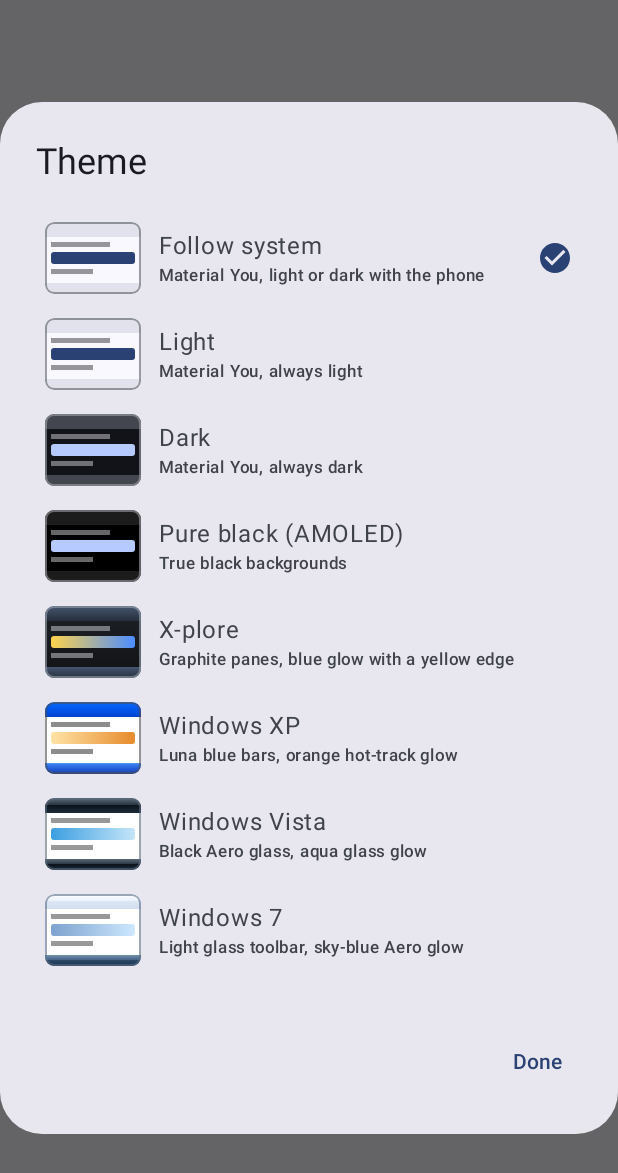
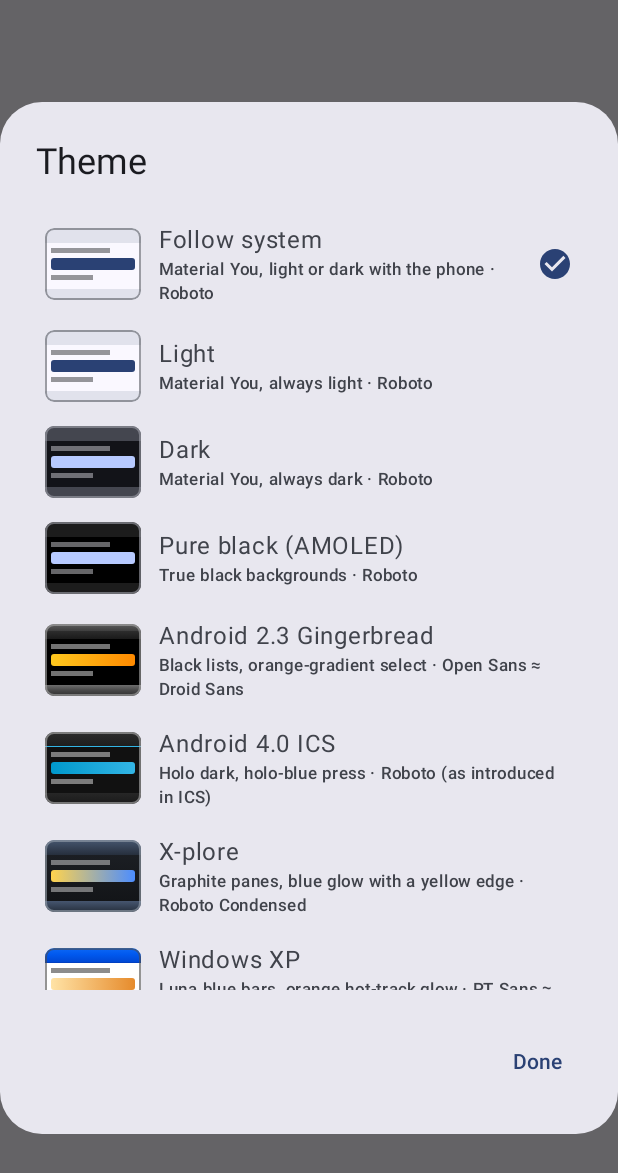
Before and after one commit to gdbismi-cmd/Dualtree, an Android app built with Jetpack Compose: the composable ThemePickerDialog shown on its own in the app's theme, on a phone screen of 412 x 824 dp. Shown: the top 1173 px of the screen. Run offline under Robolectric (Android 15) with nearby library versions, the phone set to English and light mode, and no system bars; 1 statement that could not run was skipped.

Commit message:
Per-theme fonts; add Gingerbread and ICS themes
- Open-licence stand-ins for each OS font, fetched by scripts/fetch-fonts.sh
  and loaded by name so a missing file falls back gracefully
- Android 2.3 Gingerbread skin with orange-gradient selector glow
- Android 4.0 ICS Holo skin with holo-blue press glow
- Theme picker shows each theme's font

Co-Authored-By: Claude Opus 5.5 <noreply@anthropic.com>
Claude-Session: https://claude.ai/code/session_018gB2SvhhjkRoPFKrVkMd1U

```diff
--- /dev/null
+++ b/app/src/main/java/com/example/dualtree/ui/Fonts.kt
@@ -0,0 +1,97 @@
+package com.example.dualtree.ui
+
+import android.annotation.SuppressLint
+import android.content.Context
+import androidx.compose.material3.Typography
+import androidx.compose.ui.text.ExperimentalTextApi
+import androidx.compose.ui.text.font.Font
+import androidx.compose.ui.text.font.FontFamily
+import androidx.compose.ui.text.font.FontVariation
+import androidx.compose.ui.text.font.FontWeight
+
+/**
+ * Open-licence stand-ins for each OS's system font (the originals can't be redistributed).
+ * Files live in res/font (see scripts/fetch-fonts.sh) and are looked up by name, so a
+ * missing file simply falls back to the default font instead of breaking the build.
+ */
+sealed interface FontSpec {
+    data class Static(val regular: String, val bold: String) : FontSpec
+    data class Variable(val res: String) : FontSpec
+    data object SystemSans : FontSpec
+    data object Default : FontSpec
+}
+
+data class ThemeFont(val spec: FontSpec, val name: String)
+
+fun themeFontFor(mode: ThemeMode): ThemeFont = when (mode) {
+    ThemeMode.SYSTEM, ThemeMode.LIGHT, ThemeMode.DARK, ThemeMode.BLACK -> ThemeFont(FontSpec.Default, "Roboto")
+    ThemeMode.ICS -> ThemeFont(FontSpec.SystemSans, "Roboto (as introduced in ICS)")
+    ThemeMode.GINGERBREAD -> ThemeFont(FontSpec.Variable("open_sans"), "Open Sans ≈ Droid Sans")
+    ThemeMode.XPLORE -> ThemeFont(FontSpec.Variable("roboto_condensed"), "Roboto Condensed")
+    ThemeMode.XP -> ThemeFont(FontSpec.Static("pt_sans_regular", "pt_sans_bold"), "PT Sans ≈ Tahoma")
+    ThemeMode.VISTA, ThemeMode.WIN7 -> ThemeFont(FontSpec.Variable("noto_sans"), "Noto Sans ≈ Segoe UI")
+    ThemeMode.IOS1 -> ThemeFont(FontSpec.Variable("arimo"), "Arimo ≈ Helvetica")
+    ThemeMode.IOS -> ThemeFont(FontSpec.Variable("inter"), "Inter ≈ San Francisco")
+    ThemeMode.BLACKBERRY -> ThemeFont(FontSpec.Variable("source_sans_3"), "Source Sans 3 ≈ Slate Pro")
+    ThemeMode.SYMBIAN -> ThemeFont(FontSpec.Static("fira_sans_regular", "fira_sans_bold"), "Fira Sans ≈ Nokia Sans")
+    ThemeMode.SNAPTU -> ThemeFont(FontSpec.Variable("nunito"), "Nunito")
+}
+
+private val cache = HashMap<FontSpec, FontFamily?>()
+
+@SuppressLint("DiscouragedApi")
+@OptIn(ExperimentalTextApi::class)
+fun loadFontFamily(ctx: Context, spec: FontSpec): FontFamily? = synchronized(cache) {
+    cache.getOrPut(spec) {
+        fun id(name: String) = ctx.resources.getIdentifier(name, "font", ctx.packageName)
+        when (spec) {
+            FontSpec.Default -> null
+            FontSpec.SystemSans -> FontFamily.SansSerif
+            is FontSpec.Static -> {
+                val r = id(spec.regular)
+                val b = id(spec.bold)
+                if (r == 0) null else FontFamily(
+                    buildList {
+                        add(Font(r, FontWeight.Normal))
+                        add(Font(if (b != 0) b else r, FontWeight.Bold))
+                    }
+                )
+            }
+            is FontSpec.Variable -> {
+                val v = id(spec.res)
+                if (v == 0) null else FontFamily(
+                    listOf(300, 400, 500, 600, 700).map { w ->
+                        Font(
+                            resId = v,
+                            weight = FontWeight(w),
+                            variationSettings = FontVariation.Settings(FontVariation.weight(w)),
+                        )
+                    }
+                )
+            }
+        }
+    }
+}
+
+/** Material type scale with every style switched to [family]. */
+fun typographyFor(family: FontFamily?): Typography {
+    val t = Typography()
+    if (family == null) return t
+    return t.copy(
+        displayLarge = t.displayLarge.copy(fontFamily = family),
+        displayMedium = t.displayMedium.copy(fontFamily = family),
+        displaySmall = t.displaySmall.copy(fontFamily = family),
+        headlineLarge = t.headlineLarge.copy(fontFamily = family),
+        headlineMedium = t.headlineMedium.copy(fontFamily = family),
+        headlineSmall = t.headlineSmall.copy(fontFamily = family),
+        titleLarge = t.titleLarge.copy(fontFamily = family),
+        titleMedium = t.titleMedium.copy(fontFamily = family),
+        titleSmall = t.titleSmall.copy(fontFamily = family),
+        bodyLarge = t.bodyLarge.copy(fontFamily = family),
+        bodyMedium = t.bodyMedium.copy(fontFamily = family),
+        bodySmall = t.bodySmall.copy(fontFamily = family),
+        labelLarge = t.labelLarge.copy(fontFamily = family),
+        labelMedium = t.labelMedium.copy(fontFamily = family),
+        labelSmall = t.labelSmall.copy(fontFamily = family),
+    )
+}
--- a/app/src/main/java/com/example/dualtree/ui/Skins.kt
+++ b/app/src/main/java/com/example/dualtree/ui/Skins.kt
@@ -10,10 +10,11 @@ import androidx.compose.ui.geometry.Size
 import androidx.compose.ui.graphics.Brush
 import androidx.compose.ui.graphics.Color
 import androidx.compose.ui.graphics.drawscope.DrawScope
+import androidx.compose.ui.text.font.FontFamily
 import androidx.compose.ui.unit.dp
 
 /** Which touch-glow animation a skin uses (see Glow.kt). */
-enum class GlowKind { BLOOM, AERO, XP, BLACKBERRY, SYMBIAN, IOS, IOS1, XPLORE, SNAPTU }
+enum class GlowKind { BLOOM, AERO, XP, BLACKBERRY, SYMBIAN, IOS, IOS1, XPLORE, SNAPTU, HOLO, GINGERBREAD }
 
 @Immutable
 data class GlowStyle(val kind: GlowKind, val color: Color, val accent: Color)
@@ -36,6 +37,8 @@ data class Skin(
     val onHeader: Color = Color.Unspecified,
     val paneBackground: (DrawScope.() -> Unit)? = null,
     val glow: GlowStyle,
+    val fontFamily: FontFamily? = null,
+    val fontName: String = "Roboto",
 )
 
 val LocalSkin = staticCompositionLocalOf<Skin> { error("DualTreeTheme not applied") }
@@ -246,5 +249,37 @@ fun retroSkin(mode: ThemeMode): Skin? = when (mode) {
         glow = GlowStyle(GlowKind.SNAPTU, c(0xFFFF9A1F), c(0xFFFFD07A)),
     )
 
+    ThemeMode.ICS -> Skin(
+        mode, dark = true,
+        scheme = scheme(
+            true, 0xFF33B5E5, 0xFF000000, 0xFF111111, 0xFFFFFFFF, 0xFF1F1F1F, 0xFFB3B3B3,
+            0xFF0E3A4A, 0xFF33B5E5, 0xFF0F4F66, 0xFFFFFFFF, 0xFF282828,
+        ),
+        // Holo action bar: charcoal with the holo-blue rule along the bottom
+        topBar = v(0f to 0xFF2C2C2C, 0.94f to 0xFF1E1E1E, 0.94f to 0xFF33B5E5, 1f to 0xFF33B5E5),
+        onTopBar = c(0xFFFFFFFF),
+        bottomBar = v(0f to 0xFF3A3A3A, 0.03f to 0xFF262626, 1f to 0xFF1A1A1A),
+        onBottomBar = c(0xFFFFFFFF),
+        header = v(0f to 0xFF222222, 1f to 0xFF1A1A1A),
+        onHeader = c(0xFF33B5E5),
+        glow = GlowStyle(GlowKind.HOLO, c(0xFF33B5E5), c(0xFF0099CC)),
+    )
+
+    ThemeMode.GINGERBREAD -> Skin(
+        mode, dark = true,
+        scheme = scheme(
+            true, 0xFFFF9900, 0xFF000000, 0xFF000000, 0xFFFFFFFF, 0xFF1A1A1A, 0xFFAAAAAA,
+            0xFF333333, 0xFFA4C639, 0xFF5A3A00, 0xFFFFFFFF, 0xFF2B2B2B,
+        ),
+        // 2.x title bar and options-menu panel
+        topBar = v(0f to 0xFF5E5E5E, 0.5f to 0xFF3C3C3C, 0.5f to 0xFF2C2C2C, 1f to 0xFF1A1A1A),
+        onTopBar = c(0xFFFFFFFF),
+        bottomBar = v(0f to 0xFF6E6E6E, 0.5f to 0xFF474747, 1f to 0xFF2E2E2E),
+        onBottomBar = c(0xFFFFFFFF),
+        header = v(0f to 0xFF3C3C3C, 1f to 0xFF262626),
+        onHeader = c(0xFFA4C639),
+        glow = GlowStyle(GlowKind.GINGERBREAD, c(0xFFFF8A00), c(0xFFFFC81E)),
+    )
+
     else -> null
 }
--- a/app/src/main/java/com/example/dualtree/ui/Theme.kt
+++ b/app/src/main/java/com/example/dualtree/ui/Theme.kt
@@ -34,6 +34,8 @@ enum class ThemeMode(
     LIGHT("Light", "Material You, always light", false),
     DARK("Dark", "Material You, always dark", true),
     BLACK("Pure black (AMOLED)", "True black backgrounds", true),
+    GINGERBREAD("Android 2.3 Gingerbread", "Black lists, orange-gradient select", true),
+    ICS("Android 4.0 ICS", "Holo dark, holo-blue press", true),
     XPLORE("X-plore", "Graphite panes, blue glow with a yellow edge", true),
     XP("Windows XP", "Luna blue bars, orange hot-track glow", false, darkTop = true, darkBottom = true),
     VISTA("Windows Vista", "Black Aero glass, aqua glass glow", false, darkTop = true, darkBottom = true),
@@ -103,8 +105,11 @@ fun materialSkin(mode: ThemeMode, systemDark: Boolean, ctx: Context): Skin {
     )
 }
 
-fun skinFor(mode: ThemeMode, systemDark: Boolean, ctx: Context): Skin =
-    retroSkin(mode) ?: materialSkin(mode, systemDark, ctx)
+fun skinFor(mode: ThemeMode, systemDark: Boolean, ctx: Context): Skin {
+    val skin = retroSkin(mode) ?: materialSkin(mode, systemDark, ctx)
+    val font = themeFontFor(mode)
+    return skin.copy(fontFamily = loadFontFamily(ctx, font.spec), fontName = font.name)
+}
 
 @Composable
 fun DualTreeTheme(content: @Composable () -> Unit) {
@@ -112,7 +117,8 @@ fun DualTreeTheme(content: @Composable () -> Unit) {
     val systemDark = isSystemInDarkTheme()
     val mode = ThemeSettings.mode
     val skin = remember(mode, systemDark) { skinFor(mode, systemDark, ctx) }
-    MaterialTheme(colorScheme = skin.scheme) {
+    val typography = remember(skin.fontFamily) { typographyFor(skin.fontFamily) }
+    MaterialTheme(colorScheme = skin.scheme, typography = typography) {
         // Each skin brings its own touch glow, used by every clickable row and button.
         val glow = remember(skin.glow) { GlowIndication(skin.glow) }
         CompositionLocalProvider(
--- a/app/src/main/java/com/example/dualtree/ui/ThemePicker.kt
+++ b/app/src/main/java/com/example/dualtree/ui/ThemePicker.kt
@@ -61,9 +61,14 @@ fun ThemePickerDialog(onDismiss: () -> Unit) {
                         SkinPreview(skin)
                         Spacer(Modifier.width(12.dp))
                         Column(Modifier.weight(1f)) {
-                            Text(skin.mode.label, style = MaterialTheme.typography.bodyLarge)
                             Text(
-                                skin.mode.description,
+                                skin.mode.label,
+                                style = MaterialTheme.typography.bodyLarge.copy(
+                                    fontFamily = skin.fontFamily ?: MaterialTheme.typography.bodyLarge.fontFamily,
+                                ),
+                            )
+                            Text(
+                                "${skin.mode.description} · ${skin.fontName}",
                                 style = MaterialTheme.typography.labelSmall,
                                 color = MaterialTheme.colorScheme.onSurfaceVariant,
                             )
```
Also changed, not shown: app/src/main/java/com/example/dualtree/ui/Glow.kt (+20 -1 lines), 3 other files.
